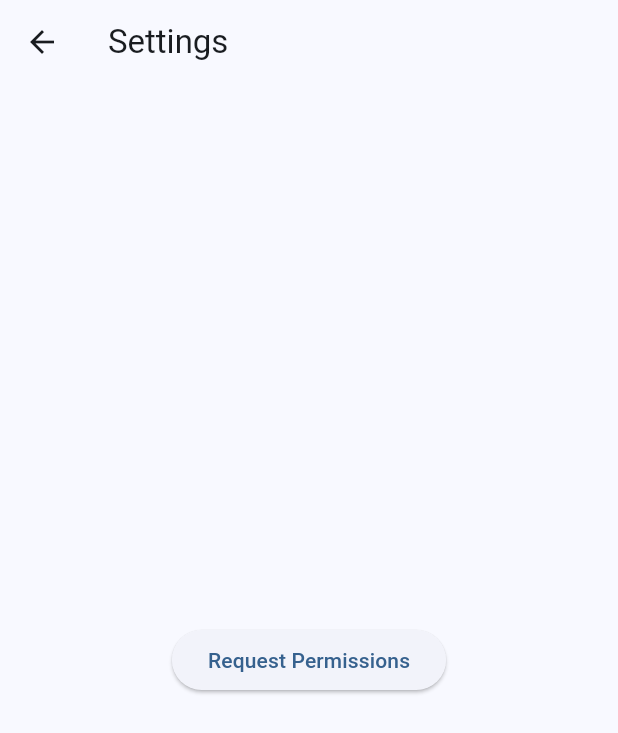
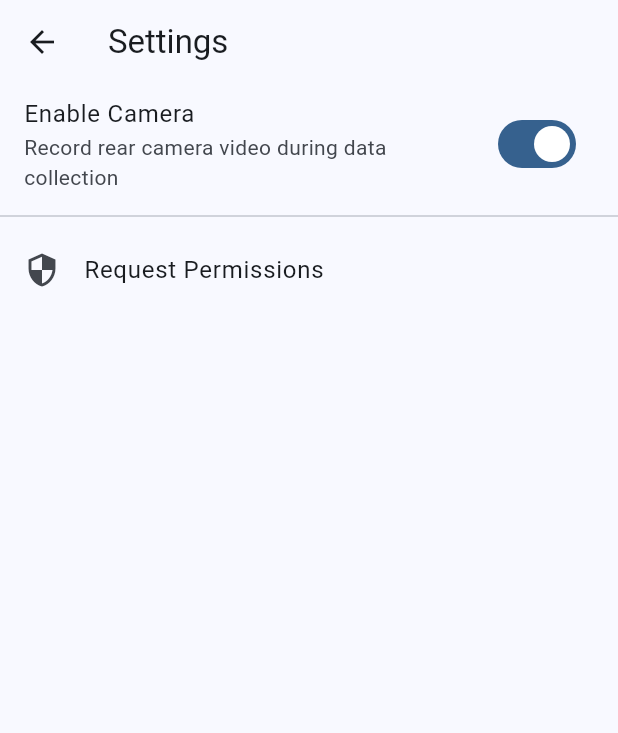
Before and after one commit to nidhiknayak/road-data-collector, a Flutter app: the SettingsPage screen opened directly, on a phone screen of 412 x 824 dp. Shown: the top 733 px of the screen. Run offline on Flutter 3.47's test engine with Material 3 defaults, Android fonts, the phone set to English and light mode, and no system bars; our stand-ins replace camera, chewie, geolocator, permission_handler, sensors_plus, share_plus and 2 more; accounts and stored records are empty.

Commit message:
Add camera enable/disable toggle

```diff
--- a/lib/features/settings/settings_page.dart
+++ b/lib/features/settings/settings_page.dart
@@ -1,32 +1,89 @@
 import 'package:flutter/material.dart';
+
 import '../../core/services/permission_service.dart';
+import '../../core/services/settings_service.dart';
 
-class SettingsPage extends StatelessWidget {
+class SettingsPage extends StatefulWidget {
   const SettingsPage({super.key});
 
   @override
+  State<SettingsPage> createState() => _SettingsPageState();
+}
+
+class _SettingsPageState extends State<SettingsPage> {
+  final PermissionService _permissionService = PermissionService();
+  final SettingsService _settingsService = SettingsService();
+
+  bool _cameraEnabled = true;
+  bool _loading = true;
+
+  @override
+  void initState() {
+    super.initState();
+    _loadSettings();
+  }
+
+  Future<void> _loadSettings() async {
+    _cameraEnabled = await _settingsService.isCameraEnabled();
+
+    if (!mounted) return;
+
+    setState(() {
+      _loading = false;
+    });
+  }
+
+  Future<void> _toggleCamera(bool value) async {
+    await _settingsService.setCameraEnabled(value);
+
+    setState(() {
+      _cameraEnabled = value;
+    });
+  }
+
+  @override
   Widget build(BuildContext context) {
-    final permissionService = PermissionService();
+    if (_loading) {
+      return const Scaffold(
+        body: Center(
+          child: CircularProgressIndicator(),
+        ),
+      );
+    }
 
     return Scaffold(
       appBar: AppBar(
         title: const Text("Settings"),
       ),
-      body: Center(
-        child: ElevatedButton(
-          onPressed: () async {
-            await permissionService.requestAllPermissions();
+      body: ListView(
+        children: [
+          SwitchListTile(
+            title: const Text("Enable Camera"),
+            subtitle: const Text(
+              "Record rear camera video during data collection",
+            ),
+            value: _cameraEnabled,
+            onChanged: _toggleCamera,
+          ),
 
-            if (context.mounted) {
+          const Divider(),
+
+          ListTile(
+            leading: const Icon(Icons.security),
+            title: const Text("Request Permissions"),
+            onTap: () async {
+              await _permissionService.requestAllPermissions();
+
+              if (!context.mounted) return;
+
               ScaffoldMessenger.of(context).showSnackBar(
                 const SnackBar(
                   content: Text("Permissions requested"),
                 ),
               );
-            }
-          },
-          child: const Text("Request Permissions"),
-        ),
+            },
+          ),
+        ],
       ),
     );
   }
--- a/pubspec.yaml
+++ b/pubspec.yaml
@@ -24,6 +24,7 @@ dependencies:
   share_plus: ^11.0.0
   video_player: ^2.10.0
   chewie: ^1.12.1
+  shared_preferences: ^2.5.3
 
 dev_dependencies:
   flutter_test:
```
Also changed, not shown: lib/core/services/collection_service.dart (+20 -5 lines), lib/core/services/settings_service.dart (added, +20 -0 lines), lib/features/recording/recording_page.dart (+48 -5 lines), pubspec.lock, 1 other file.
